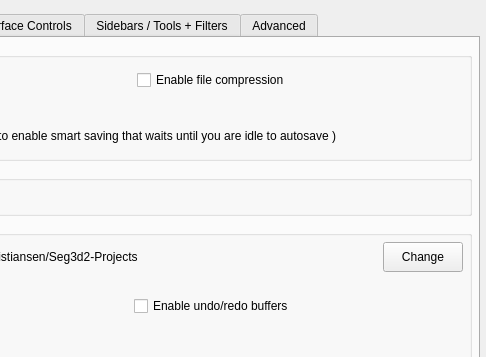
First picture: the form in src/Interface/Application/PreferencesInterface.ui, repository SCIInstitute/Seg3D, before the edit; both pictures show x 218 to 704 and y 0 to 357 of the 704 by 463 pixel window.
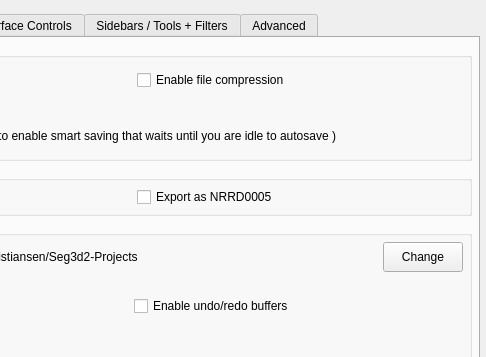
Second picture: the form after the edit. The open tabs and pages were chosen to show the change. Custom widgets are drawn as their Qt base class.

Commit message: Add a preference to use the NRRD0005 format instead of downgrading to NRRD0001

The edit to the form file:
```diff
--- a/src/Interface/Application/PreferencesInterface.ui
+++ b/src/Interface/Application/PreferencesInterface.ui
@@ -154,6 +154,16 @@
                </property>
               </widget>
              </item>
+             <item>
+              <widget class="QCheckBox" name="export_nrrd0005_">
+               <property name="toolTip">
+                <string>This feature enables saving all NRRD files as NRRD0005 format.  When unchecked, axis-aligned NRRD will likely be saved as NRRD0001 format.</string>
+               </property>
+               <property name="text">
+                <string>Export as NRRD0005</string>
+               </property>
+              </widget>
+             </item>
             </layout>
            </widget>
           </item>
```
Left out of the diff: 346 changed lines with no effect on the pictures. The commit also changes 6 other files.
